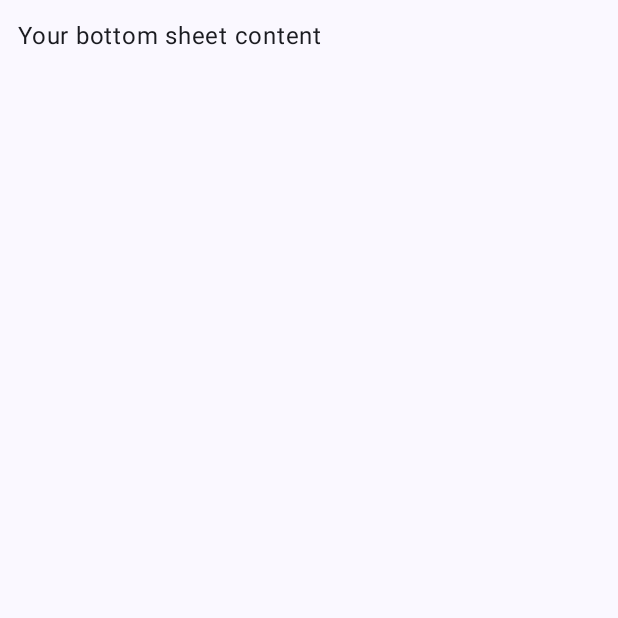
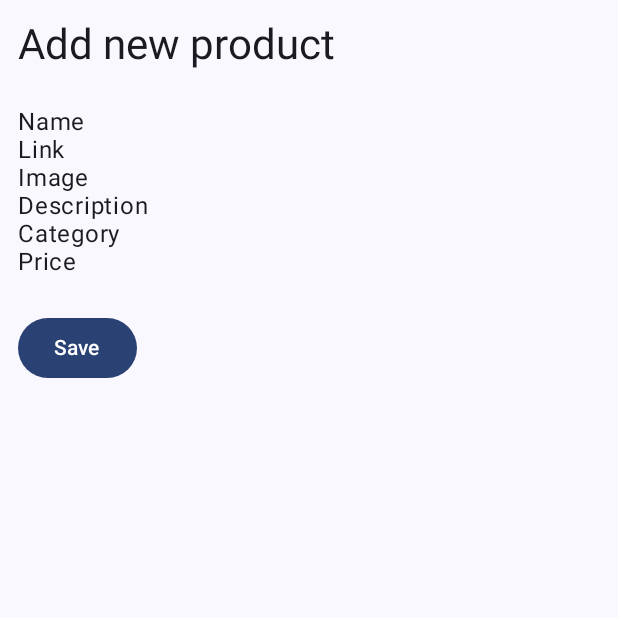
Before and after one commit to nicolegeorgieva/to-buy, an Android app built with Jetpack Compose: the composable BottomSheetContent shown on its own in the app's theme, on a phone screen of 412 x 824 dp, the top half of it. Run offline under Robolectric (Android 15) with nearby library versions, the phone set to English and light mode, and no system bars.

Commit message:
Improve UI

```diff
--- /dev/null
+++ b/app/src/main/java/com/example/tobuy/screen/addproduct/AddProductContent.kt
@@ -0,0 +1,39 @@
+package com.example.tobuy.screen.addproduct
+
+import androidx.compose.foundation.layout.*
+import androidx.compose.material3.Button
+import androidx.compose.material3.MaterialTheme
+import androidx.compose.material3.Text
+import androidx.compose.runtime.Composable
+import androidx.compose.ui.Modifier
+import androidx.compose.ui.unit.dp
+
+@Composable
+fun BottomSheetContent() {
+    Column(
+        modifier = Modifier
+            .fillMaxSize()
+            .padding(12.dp)
+    ) {
+        Text("Add new product", style = MaterialTheme.typography.headlineMedium)
+
+        Spacer(modifier = Modifier.height(24.dp))
+
+        Text("Name", style = MaterialTheme.typography.bodyLarge)
+        Text("Link", style = MaterialTheme.typography.bodyLarge)
+        Text("Image", style = MaterialTheme.typography.bodyLarge)
+        Text("Description", style = MaterialTheme.typography.bodyLarge)
+        Text("Category", style = MaterialTheme.typography.bodyLarge)
+        Text("Price", style = MaterialTheme.typography.bodyLarge)
+
+        Spacer(modifier = Modifier.height(24.dp))
+
+        Button(
+            onClick = { /*TODO*/ }
+        ) {
+            Text(
+                text = "Save"
+            )
+        }
+    }
+}
--- a/app/src/main/java/com/example/tobuy/screen/main/MainScreen.kt
+++ b/app/src/main/java/com/example/tobuy/screen/main/MainScreen.kt
@@ -19,6 +19,7 @@ import androidx.compose.ui.unit.dp
 import androidx.compose.ui.unit.sp
 import androidx.lifecycle.viewmodel.compose.viewModel
 import com.example.tobuy.R
+import com.example.tobuy.screen.addproduct.BottomSheetContent
 import kotlinx.coroutines.launch
 
 @Composable
@@ -52,17 +53,6 @@ private fun UI(
         modifier = Modifier.fillMaxSize()
     ) {
         MainContent(bottomState = bottomSheetState)
-    }
-}
-
-@Composable
-fun BottomSheetContent() {
-    Column(
-        modifier = Modifier
-            .fillMaxSize()
-            .padding(12.dp)
-    ) {
-        Text("Your bottom sheet content")
     }
 }
 
```
